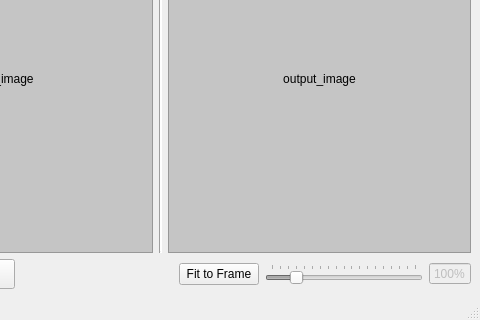
Qt form ui/main.ui (truongduchainguyen/Pixelate-Me) before a commit; both pictures show x 160 to 640 and y 160 to 480 of the 640 by 480 pixel window.
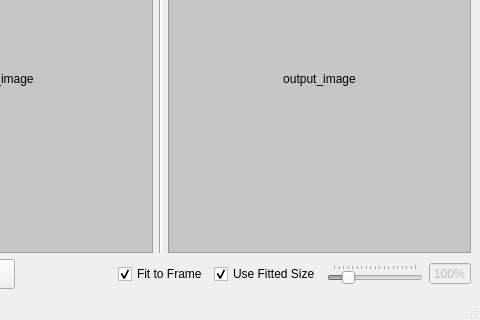
The same form after that commit.

Commit message: change fit to frame button to checkbox

Diff of the .ui file:
```diff
--- a/ui/main.ui
+++ b/ui/main.ui
@@ -2017,9 +2017,22 @@
        </spacer>
       </item>
       <item>
-       <widget class="QPushButton" name="btn_fit">
+       <widget class="QCheckBox" name="checkbox_fit">
         <property name="text">
          <string>Fit to Frame</string>
+        </property>
+        <property name="checked">
+         <bool>true</bool>
+        </property>
+       </widget>
+      </item>
+      <item>
+       <widget class="QCheckBox" name="checkbox_usefittedsize">
+        <property name="text">
+         <string>Use Fitted Size</string>
+        </property>
+        <property name="checked">
+         <bool>true</bool>
         </property>
        </widget>
       </item>
```
